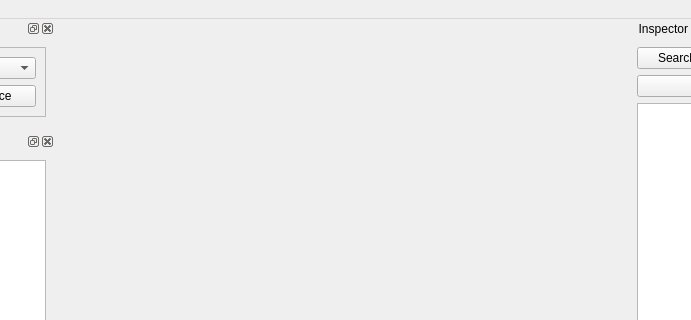
TrickPlay/Trickplay, file tools/debug/TreeView.ui: the form before one commit; both pictures show x 219 to 910 and y 0 to 320 of the 1121 by 811 pixel window.
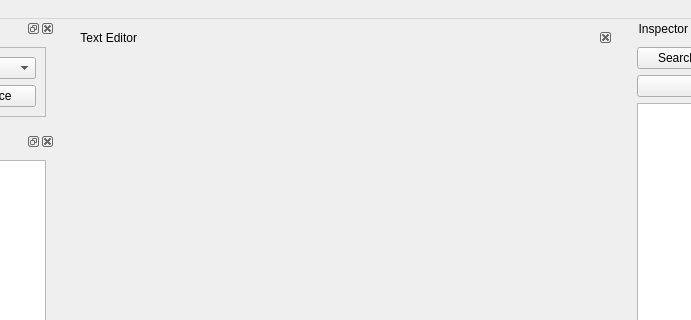
The form after the commit.

Commit message: Texteditor now in a dock

The edit to the form file:
```diff
--- a/tools/debug/TreeView.ui
+++ b/tools/debug/TreeView.ui
@@ -26,6 +26,16 @@
    <string>Trickplay UI Tree Viewer</string>
   </property>
   <widget class="QWidget" name="centralwidget">
+   <layout class="QGridLayout" name="gridLayout_4">
+    <item row="0" column="0">
+     <widget class="QDockWidget" name="dockWidget_4">
+      <property name="features">
+       <set>QDockWidget::DockWidgetClosable</set>
+      </property>
+      <property name="windowTitle">
+       <string>  Text Editor</string>
+      </property>
+      <widget class="QWidget" name="dockWidgetContents_5">
    <layout class="QGridLayout" name="gridLayout">
     <item row="0" column="0">
      <widget class="QTabWidget" name="editor">
@@ -45,6 +55,10 @@
     </item>
    </layout>
   </widget>
+     </widget>
+    </item>
+   </layout>
+  </widget>
   <widget class="QMenuBar" name="menubar">
    <property name="geometry">
     <rect>
```
Left out of the diff: 3 changed lines with no effect on the pictures. Lines whose indentation alone changed are shown as unchanged. The commit also changes 1 other file.
